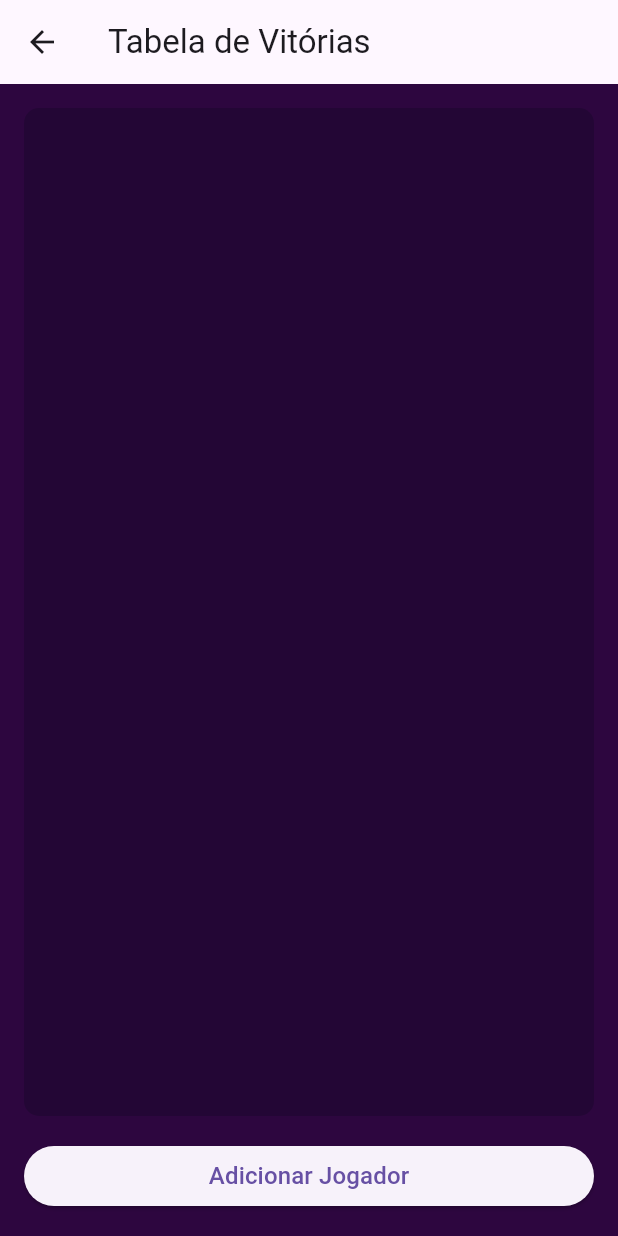
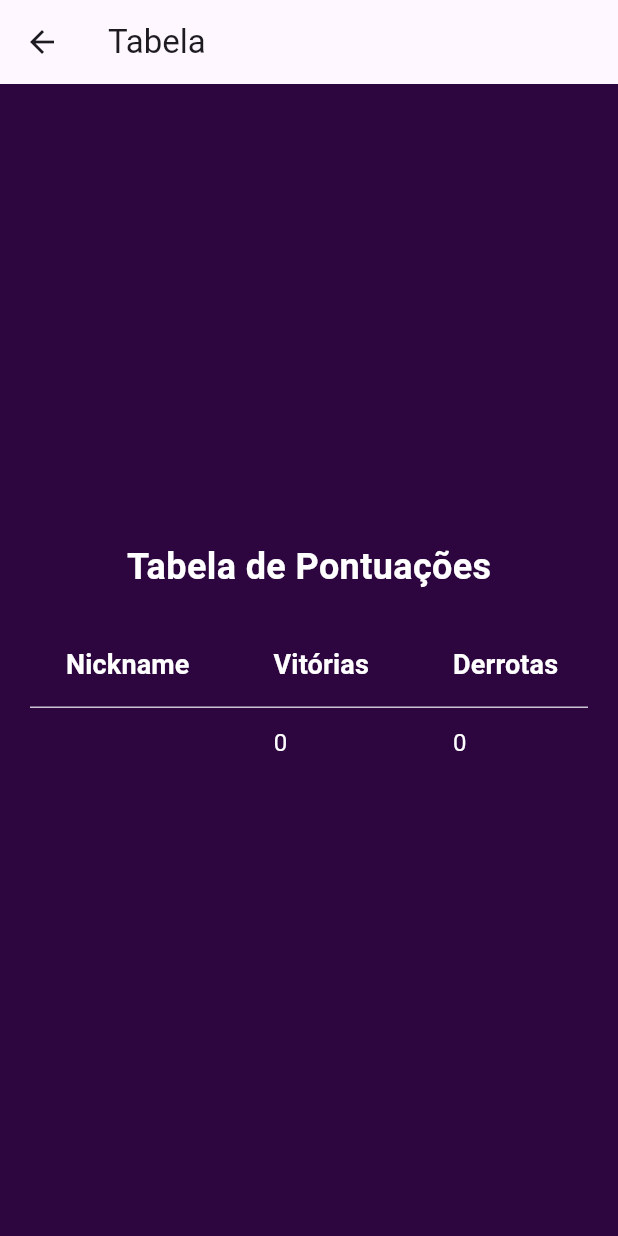
Before and after one commit to IsaacMota/api_flutter_card, a Flutter app: the TabelaPage screen opened directly with empty values, on a phone screen of 412 x 824 dp. Run offline on Flutter 3.47's test engine with Material 3 defaults, Android fonts, the phone set to English and light mode, and no system bars; Roboto replaces fonts that are missing (PressStart2P).

Commit message:
flutter_card4

```diff
--- a/api_flutter/lib/tabela.dart
+++ b/api_flutter/lib/tabela.dart
@@ -1,155 +1,125 @@
 import 'package:flutter/material.dart';
 
-class TabelaPage extends StatefulWidget {
-  final List<String> nomes;
-  final List<int> vitorias;
+// Definição da classe TabelaPage, que é um StatelessWidget
+class TabelaPage extends StatelessWidget {
+  final String nickname; // Nome do jogador
+  final int vitoriasJogador; // Número de vitórias do jogador
+  final int vitoriasGambit; // Número de vitórias do Gambit
 
-  TabelaPage({required this.nomes, required this.vitorias});
+  // Construtor da classe TabelaPage
+  const TabelaPage({
+    required this.nickname,
+    required this.vitoriasJogador,
+    required this.vitoriasGambit,
+    Key? key,
+  }) : super(key: key);
 
   @override
-  _TabelaPageState createState() => _TabelaPageState();
-}
+  Widget build(BuildContext context) {
+    // Cálculo do número de derrotas do jogador (assumindo que é igual ao número de vitórias do Gambit)
+    int derrotasJogador = vitoriasGambit;
 
-class _TabelaPageState extends State<TabelaPage> {
-  @override
-  Widget build(BuildContext context) {
+    // Retorno do widget Scaffold, que é a estrutura básica de uma tela no Flutter
     return Scaffold(
       appBar: AppBar(
-        title: Text('Tabela de Vitórias'),
+        title: Text('Tabela'), // Título da AppBar
       ),
-      backgroundColor: Color.fromARGB(255, 45, 6, 63),
+      backgroundColor: Color.fromARGB(255, 45, 6, 63), // Cor de fundo da tela
       body: Padding(
-        padding: const EdgeInsets.all(16.0),
+        padding: const EdgeInsets.all(20.0), // Espaçamento interno
+        child: Center(
           child: Column(
-          crossAxisAlignment: CrossAxisAlignment.stretch,
-          children: [
-            Expanded(
-              child: Container(
-                decoration: BoxDecoration(
-                  borderRadius: BorderRadius.circular(10.0),
-                  color: Color.fromARGB(255, 35, 6, 53),
-                ),
-                child: ListView.builder(
-                  itemCount: widget.nomes.length,
-                  itemBuilder: (context, index) {
-                    return ListTile(
-                      title: Text(
-                        widget.nomes[index],
+            mainAxisAlignment: MainAxisAlignment.center,
+            children: <Widget>[
+              // Título da tabela
+              Text(
+                'Tabela de Pontuações',
                 style: TextStyle(
                   color: Colors.white,
-                          fontFamily: 'PressStart2P',
-                          fontSize: 16.0,
+                  fontSize: 24.0,
+                  fontWeight: FontWeight.bold,
                 ),
               ),
-                      subtitle: Text(
-                        'Vitórias: ${widget.vitorias[index]}',
+              SizedBox(height: 20.0), // Espaçamento vertical
+              // Tabela de dados
+              DataTable(
+                columns: [
+                  // Coluna para exibir o nickname
+                  DataColumn(
+                    label: Text(
+                      'Nickname',
                       style: TextStyle(
                         color: Colors.white,
-                          fontFamily: 'PressStart2P',
-                          fontSize: 12.0,
-                        ),
-                      ),
-                      leading: Icon(
-                        Icons.videogame_asset,
-                        color: Colors.white,
-                      ),
-                    );
-                  },
+                        fontSize: 18.0,
+                        fontWeight: FontWeight.bold,
                       ),
                     ),
                   ),
-            SizedBox(height: 16.0),
-            ElevatedButton(
-              onPressed: () async {
-                final nome = await showDialog<String>(
-                  context: context,
-                  builder: (context) {
-                    return AlertDialog(
-                      backgroundColor: Color.fromARGB(255, 45, 6, 63),
-                      title: Text(
-                        'Digite seu nome',
+                  // Coluna para exibir o número de vitórias do jogador
+                  DataColumn(
+                    label: Text(
+                      'Vitórias',
                       style: TextStyle(
                         color: Colors.white,
-                          fontFamily: 'PressStart2P',
-                        ),
-                      ),
-                      content: TextField(
-                        onChanged: (value) {
-                          // Você pode adicionar validações ou manipulações aqui se necessário
-                        },
-                        style: TextStyle(
-                          color: Colors.white,
-                          fontFamily: 'PressStart2P',
-                        ),
-                      ),
-                      actions: [
-                        TextButton(
-                          onPressed: () {
-                            Navigator.pop(context);
-                          },
-                          child: Text(
-                            'Cancelar',
-                            style: TextStyle(
-                              color: Colors.white,
-                              fontFamily: 'PressStart2P',
+                        fontSize: 18.0,
+                        fontWeight: FontWeight.bold,
                       ),
                     ),
                   ),
-                        ElevatedButton(
-                          onPressed: () {
-                            Navigator.pop(context, 'Nome');
-                          },
-                          style: ButtonStyle(
-                            backgroundColor: MaterialStateProperty.all<Color>(
-                                Color.fromARGB(
-                                    255, 45, 6, 63)), // Cor de fundo do botão
-                            foregroundColor: MaterialStateProperty.all<Color>(
-                                Colors.white), // Cor do texto do botão
-                            padding:
-                                MaterialStateProperty.all<EdgeInsetsGeometry>(
-                                    EdgeInsets.symmetric(
-                                        vertical: 12,
-                                        horizontal:
-                                            24)), // Preenchimento do botão
-                            shape: MaterialStateProperty.all<
-                                RoundedRectangleBorder>(
-                              RoundedRectangleBorder(
-                                borderRadius: BorderRadius.circular(
-                                    8.0), // Borda do botão
-                                side: BorderSide(
-                                    color:
-                                        Colors.white), // Cor da borda do botão
-                              ),
-                            ),
-                          ),
-                          child: Text(
-                            'Salvar',
+                  // Coluna para exibir o número de derrotas do jogador
+                  DataColumn(
+                    label: Text(
+                      'Derrotas',
                       style: TextStyle(
-                              fontFamily: 'PressStart2P',
+                        color: Colors.white,
+                        fontSize: 18.0,
+                        fontWeight: FontWeight.bold,
                       ),
                     ),
                   ),
                 ],
-                    );
-                  },
-                );
-                if (nome != null && nome.isNotEmpty) {
-                  setState(() {
-                    widget.nomes.add(nome);
-                    widget.vitorias.add(0); // Inicializa com 0 vitórias
-                  });
-                }
-              },
-              child: Text(
-                'Adicionar Jogador',
+                rows: [
+                  // Linha de dados
+                  DataRow(
+                    cells: [
+                      // Célula com o nickname do jogador
+                      DataCell(
+                        Text(
+                          nickname,
                           style: TextStyle(
-                  fontFamily: 'PressStart2P',
+                            color: Colors.white,
+                            fontSize: 16.0,
+                          ),
+                        ),
+                      ),
+                      // Célula com o número de vitórias do jogador
+                      DataCell(
+                        Text(
+                          vitoriasJogador.toString(),
+                          style: TextStyle(
+                            color: Colors.white,
+                            fontSize: 16.0,
+                          ),
+                        ),
+                      ),
+                      // Célula com o número de derrotas do jogador
+                      DataCell(
+                        Text(
+                          derrotasJogador.toString(),
+                          style: TextStyle(
+                            color: Colors.white,
                             fontSize: 16.0,
                           ),
                         ),
                       ),
                     ],
                   ),
+                  // Pode adicionar mais linhas de dados conforme necessário
+                ],
+              ),
+            ],
+          ),
+        ),
       ),
     );
   }
```
Also changed, not shown: api_flutter/lib/home.dart (+24 -11 lines), api_flutter/lib/main.dart (+120 -33 lines). Lines whose indentation alone changed are shown as unchanged.
